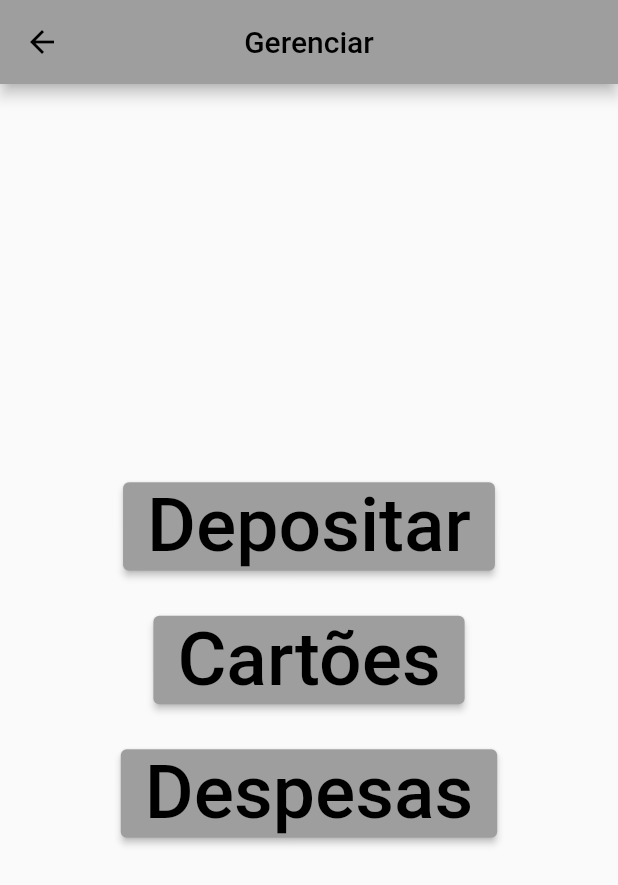
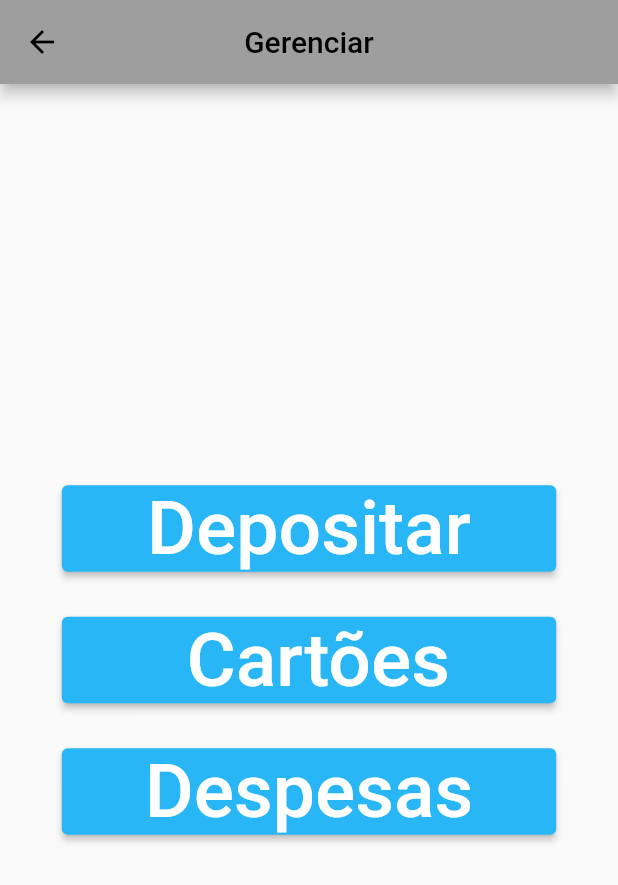
Before and after one commit to Lucasilvabr/MyWallet, a Flutter app: the menu screen opened directly, on a phone screen of 412 x 824 dp. Shown: the top 885 px of the screen. Run offline on Flutter 3.47's test engine with Material 2 defaults, Android fonts, the phone set to English and light mode, and no system bars; Roboto replaces fonts that are missing (Poppins).

Commit message:
enviando atualizacoes do repo

```diff
--- a/lib/deposito.dart
+++ b/lib/deposito.dart
@@ -60,8 +60,15 @@ class _depositoState extends State<deposito> {
                   return Text(
                     'R\$ $valor',
                     style: TextStyle(fontSize: 16),
+
                   );
+                  ScaffoldMessenger.of(context).showSnackBar(
+                  SnackBar(
+                    content: Text('você acabou de depositar em sua poupança.'),
+                  ),
+                );
                 },
+
               ),
             ),
           ],
--- a/lib/menu.dart
+++ b/lib/menu.dart
@@ -6,6 +6,10 @@ import 'package:flutter_application_1/deposito.dart';
 class menu extends StatelessWidget {
   @override
   Widget build(BuildContext context) {
+    final screenSize = MediaQuery.of(context).size;
+    final buttonWidth = screenSize.width * 0.8;
+    final buttonHeight = screenSize.height * 0.07;
+
     return Scaffold(
       appBar: AppBar(
         title: Text('Gerenciar'),
@@ -22,25 +26,46 @@ class menu extends StatelessWidget {
                   MaterialPageRoute(builder: (context) => deposito()),
                 );
               },
-              child: Text(
-                'Depositar',
-                style: TextStyle(fontSize: 50),
+              child: const Text('Depositar',
+                      style: TextStyle(
+                          fontFamily: 'Poppins',
+                          fontSize: 50,
+                          color: Colors.white)),
+                  style: ButtonStyle(
+                    backgroundColor: MaterialStateProperty.all<Color>(
+                        const Color.fromRGBO(41, 182, 246, 100)),
+                    fixedSize: MaterialStateProperty.all<Size>(
+                        Size(buttonWidth, buttonHeight)),
               ),
             ),
             SizedBox(height: 30),
             ElevatedButton(
               onPressed: () {},
-              child: Text(
-                'Cartões',
-                style: TextStyle(fontSize: 50),
+              child: const Text('  Cartões ',
+                      style: TextStyle(
+                          fontFamily: 'Poppins',
+                          fontSize: 50,
+                          color: Colors.white)),
+                  style: ButtonStyle(
+                    backgroundColor: MaterialStateProperty.all<Color>(
+                        const Color.fromRGBO(41, 182, 246, 100)),
+                    fixedSize: MaterialStateProperty.all<Size>(
+                        Size(buttonWidth, buttonHeight)),
               ),
             ),
             SizedBox(height: 30),
             ElevatedButton(
               onPressed: () {},
-              child: Text(
-                'Despesas',
-                style: TextStyle(fontSize: 50),
+              child: const Text('Despesas',
+                      style: TextStyle(
+                          fontFamily: 'Poppins',
+                          fontSize: 50,
+                          color: Colors.white)),
+                  style: ButtonStyle(
+                    backgroundColor: MaterialStateProperty.all<Color>(
+                        const Color.fromRGBO(41, 182, 246, 100)),
+                    fixedSize: MaterialStateProperty.all<Size>(
+                        Size(buttonWidth, buttonHeight)),
               ),
             ),
           ],
--- a/pubspec.yaml
+++ b/pubspec.yaml
@@ -35,6 +35,7 @@ dependencies:
   # The following adds the Cupertino Icons font to your application.
   # Use with the CupertinoIcons class for iOS style icons.
   cupertino_icons: ^1.0.2
+  auto_size_text: ^3.0.0
 
 dev_dependencies:
   flutter_test:
```
Also changed, not shown: pubspec.lock.
